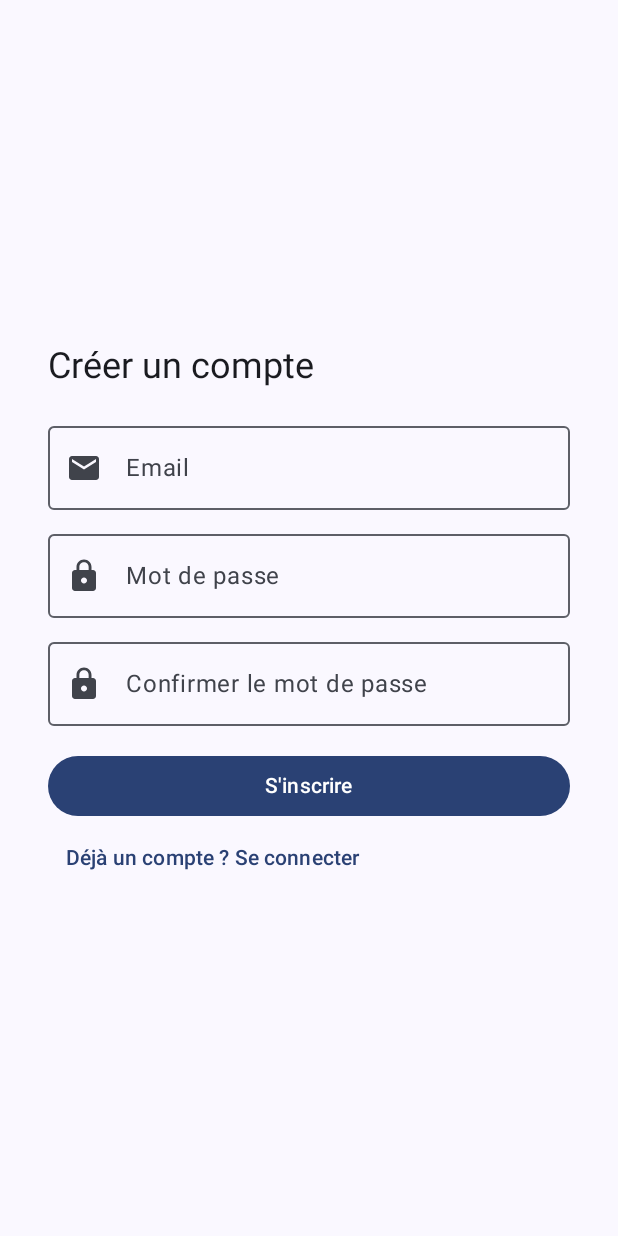
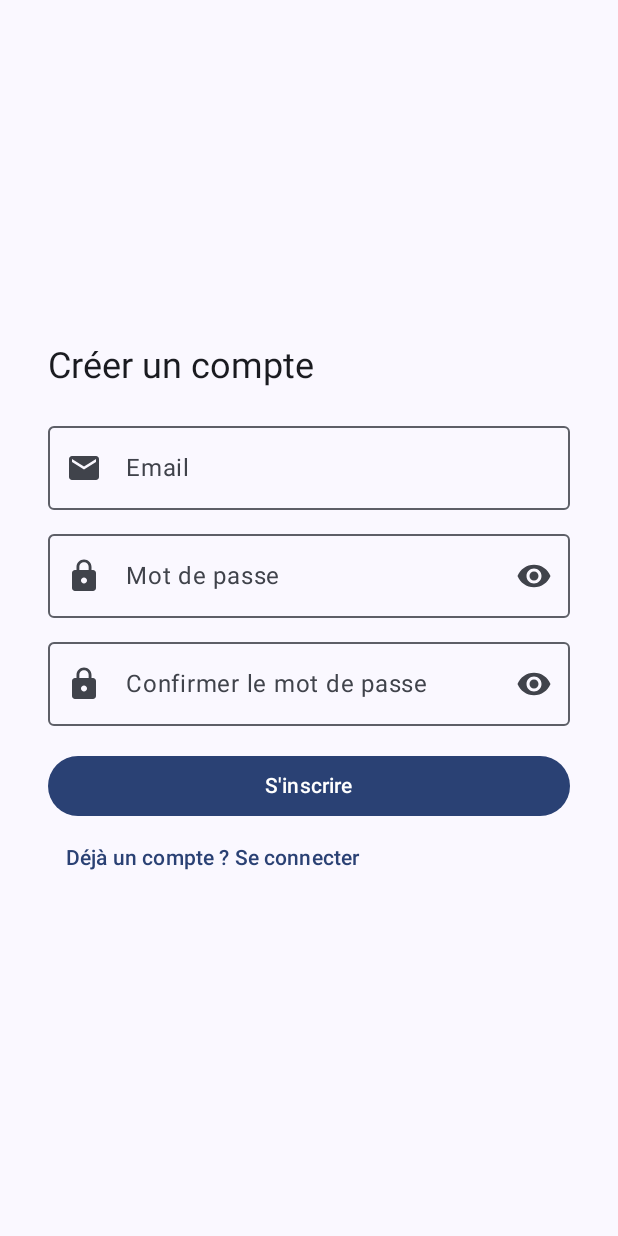
Before and after one commit to ranya230/Binovation, an Android app built with Jetpack Compose: the screen it shows after launch (MainActivity), after a tap on "Pas de compte ? Créer un compte", on a phone screen of 412 x 824 dp. Run offline under Robolectric (Android 15) with nearby library versions, the phone set to English and light mode, and no system bars; our stand-ins replace Firebase (no records; nobody signed in at launch, a user with empty details on screens opened directly).

Commit message:
avant dernier

```diff
--- a/app/src/main/java/fr/isen/amara/isensmartcompanion/screens/RegisterScreen.kt
+++ b/app/src/main/java/fr/isen/amara/isensmartcompanion/screens/RegisterScreen.kt
@@ -4,10 +4,14 @@ import androidx.compose.foundation.layout.*
 import androidx.compose.material.icons.Icons
 import androidx.compose.material.icons.filled.Email
 import androidx.compose.material.icons.filled.Lock
+import androidx.compose.material.icons.filled.Visibility
+import androidx.compose.material.icons.filled.VisibilityOff
 import androidx.compose.material3.*
 import androidx.compose.runtime.*
 import androidx.compose.ui.Modifier
+import androidx.compose.ui.text.input.KeyboardType
 import androidx.compose.ui.text.input.PasswordVisualTransformation
+import androidx.compose.ui.text.input.VisualTransformation
 import androidx.compose.ui.unit.dp
 import com.google.firebase.auth.FirebaseAuth
 import kotlinx.coroutines.launch
@@ -21,6 +25,11 @@ fun RegisterScreen(
     val email = remember { mutableStateOf("") }
     val password = remember { mutableStateOf("") }
     val confirmPassword = remember { mutableStateOf("") }
+
+    // 👁️ Etats pour afficher/masquer les champs mdp
+    var passwordVisible by remember { mutableStateOf(false) }
+    var confirmPasswordVisible by remember { mutableStateOf(false) }
+
     val snackbarHostState = remember { SnackbarHostState() }
     val scope = rememberCoroutineScope()
 
@@ -41,6 +50,7 @@ fun RegisterScreen(
                 onValueChange = { email.value = it },
                 label = { Text("Email") },
                 leadingIcon = { Icon(Icons.Default.Email, null) },
+                singleLine = true,
                 modifier = Modifier.fillMaxWidth()
             )
 
@@ -51,7 +61,17 @@ fun RegisterScreen(
                 onValueChange = { password.value = it },
                 label = { Text("Mot de passe") },
                 leadingIcon = { Icon(Icons.Default.Lock, null) },
-                visualTransformation = PasswordVisualTransformation(),
+                singleLine = true,
+                visualTransformation = if (passwordVisible) VisualTransformation.None else PasswordVisualTransformation(),
+                keyboardOptions = androidx.compose.foundation.text.KeyboardOptions(keyboardType = KeyboardType.Password),
+                trailingIcon = {
+                    IconButton(onClick = { passwordVisible = !passwordVisible }) {
+                        Icon(
+                            imageVector = if (passwordVisible) Icons.Default.VisibilityOff else Icons.Default.Visibility,
+                            contentDescription = if (passwordVisible) "Masquer le mot de passe" else "Afficher le mot de passe"
+                        )
+                    }
+                },
                 modifier = Modifier.fillMaxWidth()
             )
 
@@ -62,7 +82,17 @@ fun RegisterScreen(
                 onValueChange = { confirmPassword.value = it },
                 label = { Text("Confirmer le mot de passe") },
                 leadingIcon = { Icon(Icons.Default.Lock, null) },
-                visualTransformation = PasswordVisualTransformation(),
+                singleLine = true,
+                visualTransformation = if (confirmPasswordVisible) VisualTransformation.None else PasswordVisualTransformation(),
+                keyboardOptions = androidx.compose.foundation.text.KeyboardOptions(keyboardType = KeyboardType.Password),
+                trailingIcon = {
+                    IconButton(onClick = { confirmPasswordVisible = !confirmPasswordVisible }) {
+                        Icon(
+                            imageVector = if (confirmPasswordVisible) Icons.Default.VisibilityOff else Icons.Default.Visibility,
+                            contentDescription = if (confirmPasswordVisible) "Masquer le mot de passe" else "Afficher le mot de passe"
+                        )
+                    }
+                },
                 modifier = Modifier.fillMaxWidth()
             )
 
```
